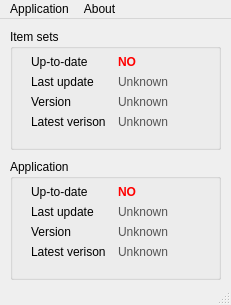
Old version of the form src/client/mainwindow.ui in the repository dolejska-daniel/league-itemizator-client.
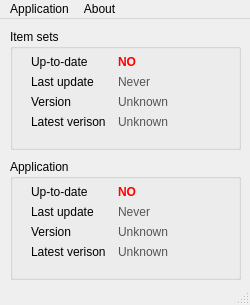
New version of the form.

Commit message: Implementing some of the main menu functionality

```diff
--- a/src/client/mainwindow.ui
+++ b/src/client/mainwindow.ui
@@ -6,19 +6,19 @@
    <rect>
     <x>0</x>
     <y>0</y>
-    <width>231</width>
+    <width>250</width>
     <height>305</height>
    </rect>
   </property>
   <property name="minimumSize">
    <size>
-    <width>231</width>
+    <width>250</width>
     <height>272</height>
    </size>
   </property>
   <property name="maximumSize">
    <size>
-    <width>231</width>
+    <width>250</width>
     <height>310</height>
    </size>
   </property>
@@ -34,7 +34,7 @@
      <rect>
       <x>10</x>
       <y>10</y>
-      <width>211</width>
+      <width>231</width>
       <height>121</height>
      </rect>
     </property>
@@ -55,8 +55,8 @@
       <rect>
        <x>10</x>
        <y>20</y>
-       <width>191</width>
-       <height>107</height>
+       <width>211</width>
+       <height>101</height>
       </rect>
      </property>
      <layout class="QFormLayout" name="formLayout">
@@ -125,7 +125,7 @@
          <bool>true</bool>
         </property>
         <property name="text">
-         <string>&lt;html&gt;&lt;head/&gt;&lt;body&gt;&lt;p&gt;&lt;span style=&quot; color:#555555;&quot;&gt;Unknown&lt;/span&gt;&lt;/p&gt;&lt;/body&gt;&lt;/html&gt;</string>
+         <string>&lt;html&gt;&lt;head/&gt;&lt;body&gt;&lt;p&gt;&lt;span style=&quot; color:#555555;&quot;&gt;Never&lt;/span&gt;&lt;/p&gt;&lt;/body&gt;&lt;/html&gt;</string>
         </property>
        </widget>
       </item>
@@ -160,7 +160,7 @@
      <rect>
       <x>10</x>
       <y>140</y>
-      <width>211</width>
+      <width>231</width>
       <height>121</height>
      </rect>
     </property>
@@ -181,8 +181,8 @@
       <rect>
        <x>10</x>
        <y>20</y>
-       <width>191</width>
-       <height>93</height>
+       <width>211</width>
+       <height>101</height>
       </rect>
      </property>
      <layout class="QFormLayout" name="formLayout_2">
@@ -251,7 +251,7 @@
          <bool>true</bool>
         </property>
         <property name="text">
-         <string>&lt;html&gt;&lt;head/&gt;&lt;body&gt;&lt;p&gt;&lt;span style=&quot; color:#555555;&quot;&gt;Unknown&lt;/span&gt;&lt;/p&gt;&lt;/body&gt;&lt;/html&gt;</string>
+         <string>&lt;html&gt;&lt;head/&gt;&lt;body&gt;&lt;p&gt;&lt;span style=&quot; color:#555555;&quot;&gt;Never&lt;/span&gt;&lt;/p&gt;&lt;/body&gt;&lt;/html&gt;</string>
         </property>
        </widget>
       </item>
@@ -284,7 +284,7 @@
     <rect>
      <x>0</x>
      <y>0</y>
-     <width>231</width>
+     <width>250</width>
      <height>22</height>
     </rect>
    </property>
```
The commit also changes 2 other files.
